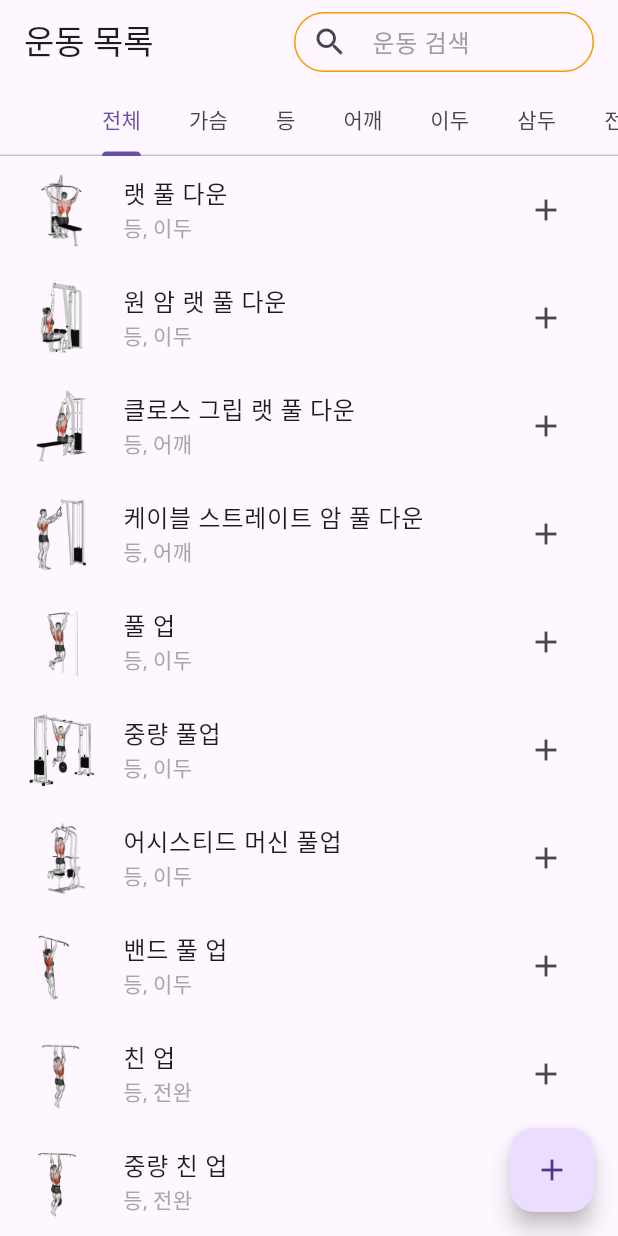
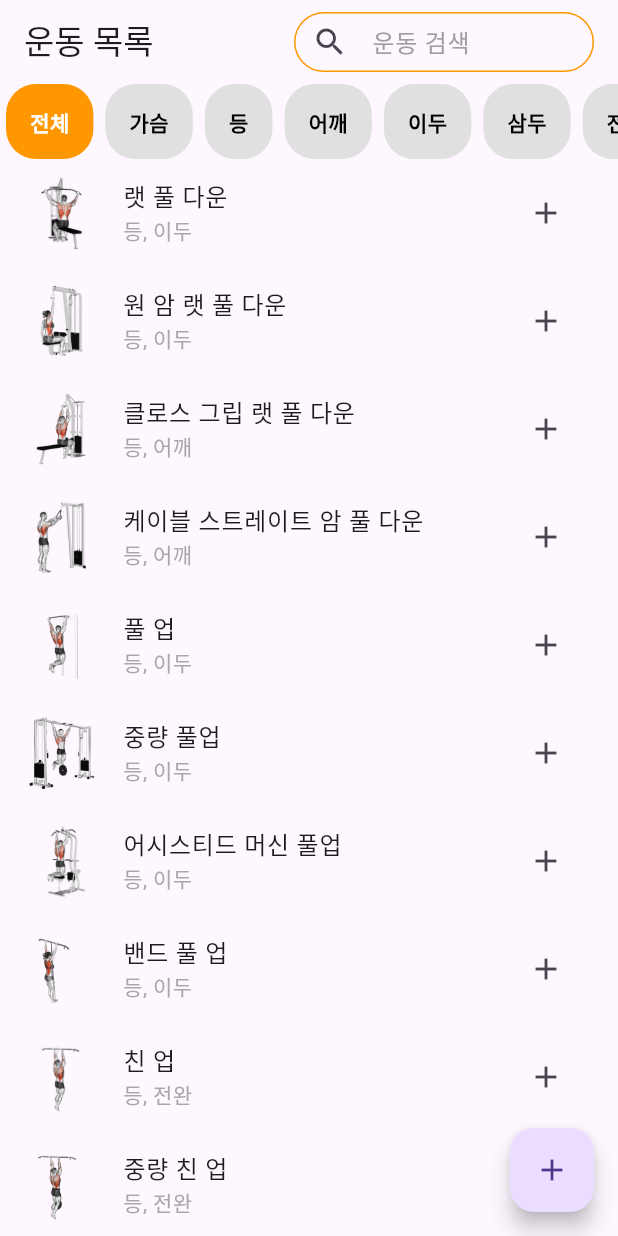
Before and after one commit to choihojean/fitnessapp_capstone, a Flutter app: the ScreenTrainingList screen opened directly with empty values, on a phone screen of 412 x 824 dp. Run offline on Flutter 3.47's test engine with Material 3 defaults, Android fonts, the phone set to English and light mode, and no system bars; our stand-ins replace image_picker, shared_preferences, sqflite, table_calendar; accounts and stored records are empty.

Commit message:
refactor: Appbar의 탭을 이용하는 방식에서 Column을 이용

```diff
--- a/knufit/lib/screen/screen_training_list.dart
+++ b/knufit/lib/screen/screen_training_list.dart
@@ -14,12 +14,22 @@ class ScreenTrainingList extends StatefulWidget {
 class _ScreenTrainingListState extends State<ScreenTrainingList> {
   String searchQuery = ''; // 검색어를 저장할 변수
   TextEditingController searchController = TextEditingController();
+  int selectedTabIndex = 0; // 선택된 탭의 인덱스를 저장
+
+  final List<String> categories = [
+    '전체',
+    '가슴',
+    '등',
+    '어깨',
+    '이두',
+    '삼두',
+    '전완',
+    '복근'
+  ]; // 탭에 표시할 카테고리 목록
 
   @override
   Widget build(BuildContext context) {
-    return DefaultTabController(
-      length: 8, // 탭의 수
-      child: Scaffold(
+    return Scaffold(
       appBar: AppBar(
         title: Text('운동 목록'),
         automaticallyImplyLeading: false, // 뒤로 가기 버튼 삭제
@@ -70,31 +80,50 @@ class _ScreenTrainingListState extends State<ScreenTrainingList> {
             ),
           ),
         ],
-          bottom: TabBar(
-            isScrollable: true,
-            physics: BouncingScrollPhysics(),
-            tabs: [
-              Tab(text: '전체'),
-              Tab(text: '가슴'),
-              Tab(text: '등'),
-              Tab(text: '어깨'),
-              Tab(text: '이두'),
-              Tab(text: '삼두'),
-              Tab(text: '전완'),
-              Tab(text: '복근'),
-            ],
+      ),
+      body: Column(
+        children: [
+          // 탭을 보여줄 부분
+          SizedBox(
+            height: 50,
+            child: ListView.builder(
+              scrollDirection: Axis.horizontal,
+              itemCount: categories.length,
+              itemBuilder: (context, index) {
+                return GestureDetector(
+                  onTap: () {
+                    setState(() {
+                      selectedTabIndex = index;
+                    });
+                  },
+                  child: Container(
+                    alignment: Alignment.center,
+                    padding: EdgeInsets.symmetric(horizontal: 16.0),
+                    margin: EdgeInsets.symmetric(horizontal: 4.0),
+                    decoration: BoxDecoration(
+                      color: selectedTabIndex == index
+                          ? Colors.orange
+                          : Colors.grey.shade300,
+                      borderRadius: BorderRadius.circular(20),
+                    ),
+                    child: Text(
+                      categories[index],
+                      style: TextStyle(
+                        color: selectedTabIndex == index
+                            ? Colors.white
+                            : Colors.black,
+                        fontWeight: FontWeight.bold,
                       ),
                     ),
-        body: TabBarView(
-          children: [
-            buildListView('전체'),
-            buildListView('가슴'),
-            buildListView('등'),
-            buildListView('어깨'),
-            buildListView('이두'),
-            buildListView('삼두'),
-            buildListView('전완'),
-            buildListView('복근')
+                  ),
+                );
+              },
+            ),
+          ),
+          // 선택된 탭에 따른 콘텐츠를 보여줄 부분
+          Expanded(
+            child: buildListView(categories[selectedTabIndex]),
+          ),
         ],
       ),
       floatingActionButton: FloatingActionButton(
@@ -103,7 +132,6 @@ class _ScreenTrainingListState extends State<ScreenTrainingList> {
           _showInputDialog(context);
         },
         child: Icon(Icons.add),
-        ),
       ),
     );
   }
```
Lines whose indentation alone changed are shown as unchanged.
